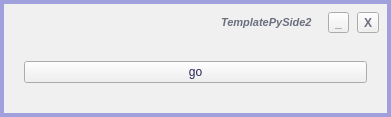
Before: the Qt Designer form src/Ui/AppWindow.ui in NikolayRag/chromatic, drawn with Qt 5.
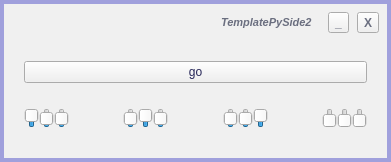
After: the same form once the commit is applied.

Commit message: add proto full rgb matrix

```diff
--- a/src/Ui/AppWindow.ui
+++ b/src/Ui/AppWindow.ui
@@ -180,6 +180,220 @@
           <property name="verticalSpacing">
            <number>25</number>
           </property>
+          <item row="3" column="0">
+           <layout class="QHBoxLayout" name="horizontalLayout">
+            <item>
+             <widget class="QSlider" name="sliderRr">
+              <property name="sizePolicy">
+               <sizepolicy hsizetype="Fixed" vsizetype="Expanding">
+                <horstretch>0</horstretch>
+                <verstretch>0</verstretch>
+               </sizepolicy>
+              </property>
+              <property name="minimum">
+               <number>-255</number>
+              </property>
+              <property name="maximum">
+               <number>255</number>
+              </property>
+              <property name="value">
+               <number>255</number>
+              </property>
+              <property name="orientation">
+               <enum>Qt::Vertical</enum>
+              </property>
+             </widget>
+            </item>
+            <item>
+             <widget class="QSlider" name="sliderRg">
+              <property name="minimum">
+               <number>-255</number>
+              </property>
+              <property name="maximum">
+               <number>255</number>
+              </property>
+              <property name="orientation">
+               <enum>Qt::Vertical</enum>
+              </property>
+             </widget>
+            </item>
+            <item>
+             <widget class="QSlider" name="sliderRb">
+              <property name="minimum">
+               <number>-255</number>
+              </property>
+              <property name="maximum">
+               <number>255</number>
+              </property>
+              <property name="orientation">
+               <enum>Qt::Vertical</enum>
+              </property>
+             </widget>
+            </item>
+            <item>
+             <spacer name="horizontalSpacer">
+              <property name="orientation">
+               <enum>Qt::Horizontal</enum>
+              </property>
+              <property name="sizeHint" stdset="0">
+               <size>
+                <width>40</width>
+                <height>20</height>
+               </size>
+              </property>
+             </spacer>
+            </item>
+            <item>
+             <widget class="QSlider" name="sliderGr">
+              <property name="minimum">
+               <number>-255</number>
+              </property>
+              <property name="maximum">
+               <number>255</number>
+              </property>
+              <property name="orientation">
+               <enum>Qt::Vertical</enum>
+              </property>
+             </widget>
+            </item>
+            <item>
+             <widget class="QSlider" name="sliderGg">
+              <property name="minimum">
+               <number>-255</number>
+              </property>
+              <property name="maximum">
+               <number>255</number>
+              </property>
+              <property name="value">
+               <number>255</number>
+              </property>
+              <property name="orientation">
+               <enum>Qt::Vertical</enum>
+              </property>
+             </widget>
+            </item>
+            <item>
+             <widget class="QSlider" name="sliderGb">
+              <property name="minimum">
+               <number>-255</number>
+              </property>
+              <property name="maximum">
+               <number>255</number>
+              </property>
+              <property name="orientation">
+               <enum>Qt::Vertical</enum>
+              </property>
+             </widget>
+            </item>
+            <item>
+             <spacer name="horizontalSpacer_2">
+              <property name="orientation">
+               <enum>Qt::Horizontal</enum>
+              </property>
+              <property name="sizeHint" stdset="0">
+               <size>
+                <width>40</width>
+                <height>20</height>
+               </size>
+              </property>
+             </spacer>
+            </item>
+            <item>
+             <widget class="QSlider" name="sliderBr">
+              <property name="minimum">
+               <number>-255</number>
+              </property>
+              <property name="maximum">
+               <number>255</number>
+              </property>
+              <property name="orientation">
+               <enum>Qt::Vertical</enum>
+              </property>
+             </widget>
+            </item>
+            <item>
+             <widget class="QSlider" name="sliderBg">
+              <property name="minimum">
+               <number>-255</number>
+              </property>
+              <property name="maximum">
+               <number>255</number>
+              </property>
+              <property name="orientation">
+               <enum>Qt::Vertical</enum>
+              </property>
+             </widget>
+            </item>
+            <item>
+             <widget class="QSlider" name="sliderBb">
+              <property name="minimum">
+               <number>-255</number>
+              </property>
+              <property name="maximum">
+               <number>255</number>
+              </property>
+              <property name="value">
+               <number>255</number>
+              </property>
+              <property name="orientation">
+               <enum>Qt::Vertical</enum>
+              </property>
+             </widget>
+            </item>
+            <item>
+             <spacer name="horizontalSpacer_3">
+              <property name="orientation">
+               <enum>Qt::Horizontal</enum>
+              </property>
+              <property name="sizeHint" stdset="0">
+               <size>
+                <width>40</width>
+                <height>20</height>
+               </size>
+              </property>
+             </spacer>
+            </item>
+            <item>
+             <widget class="QSlider" name="sliderLr">
+              <property name="minimum">
+               <number>0</number>
+              </property>
+              <property name="maximum">
+               <number>255</number>
+              </property>
+              <property name="orientation">
+               <enum>Qt::Vertical</enum>
+              </property>
+             </widget>
+            </item>
+            <item>
+             <widget class="QSlider" name="sliderLg">
+              <property name="minimum">
+               <number>0</number>
+              </property>
+              <property name="maximum">
+               <number>255</number>
+              </property>
+              <property name="orientation">
+               <enum>Qt::Vertical</enum>
+              </property>
+             </widget>
+            </item>
+            <item>
+             <widget class="QSlider" name="sliderLb">
+              <property name="minimum">
+               <number>0</number>
+              </property>
+              <property name="maximum">
+               <number>255</number>
+              </property>
+              <property name="orientation">
+               <enum>Qt::Vertical</enum>
+              </property>
+             </widget>
+            </item>
+           </layout>
+          </item>
           <item row="0" column="0">
            <widget class="QPushButton" name="btnColor">
             <property name="text">
@@ -190,19 +404,6 @@
          </layout>
         </widget>
        </item>
-       <item>
-        <spacer name="verticalSpacer">
-         <property name="orientation">
-          <enum>Qt::Vertical</enum>
-         </property>
-         <property name="sizeHint" stdset="0">
-          <size>
-           <width>20</width>
-           <height>40</height>
-          </size>
-         </property>
-        </spacer>
-       </item>
       </layout>
      </widget>
     </item>
```
The commit also changes 2 other files.
